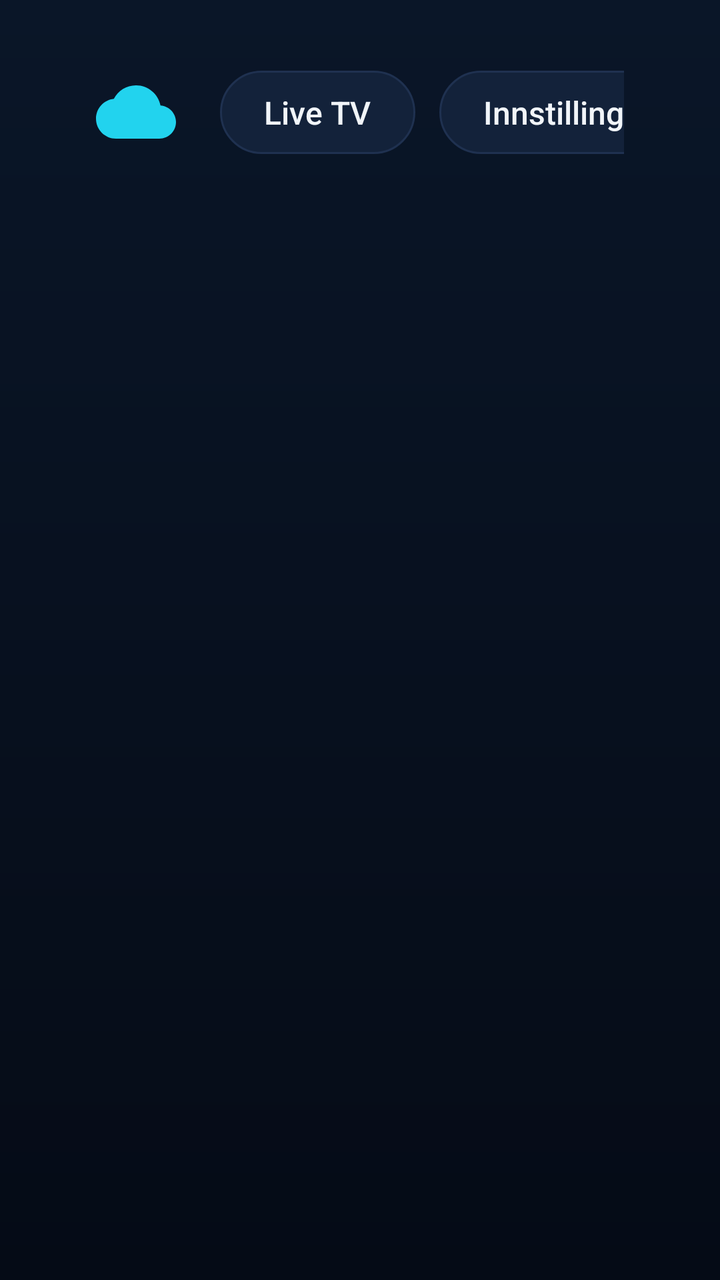
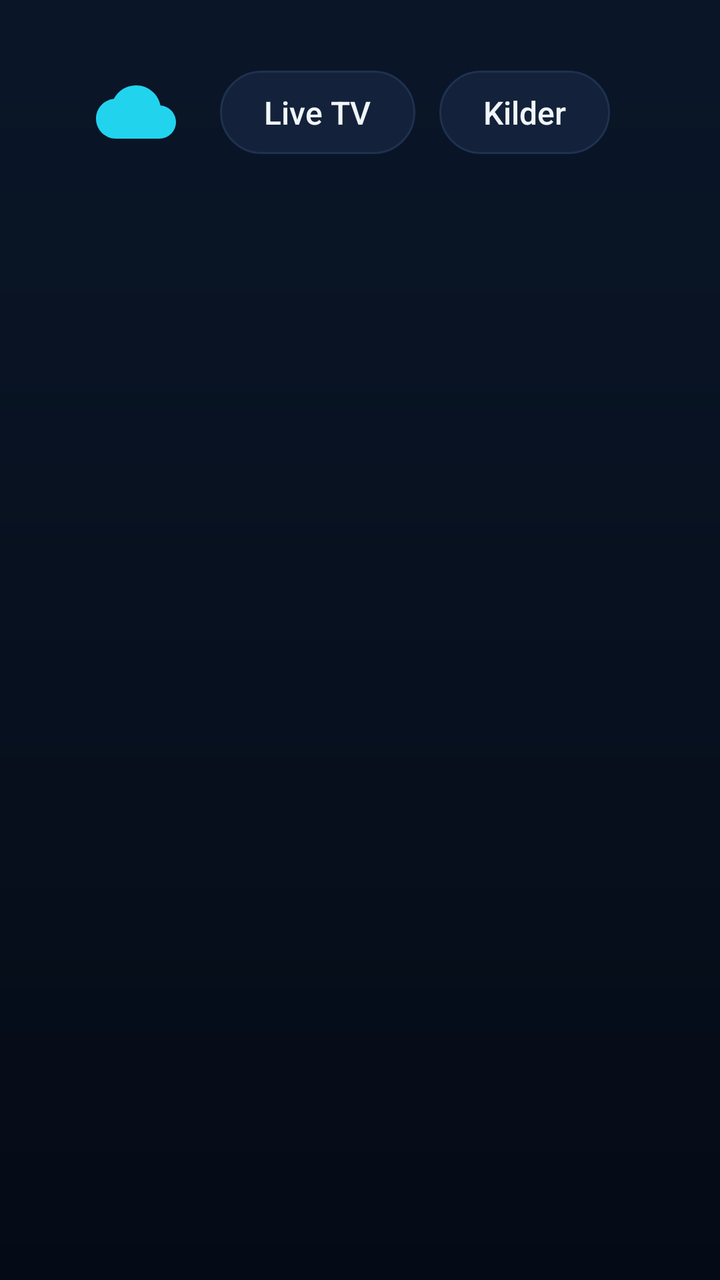

Compare the two renders of this Android layout. The source of the first and the diff that turns it into the second are given below.
<!-- AndroidManifest.xml: application theme Theme.Cloud247Launcher -->
<!-- res/layout/activity_launcher.xml -->
<?xml version="1.0" encoding="utf-8"?>
<LinearLayout xmlns:android="http://schemas.android.com/apk/res/android"
    android:layout_width="match_parent"
    android:layout_height="match_parent"
    android:clipChildren="false"
    android:clipToPadding="false"
    android:orientation="vertical">

    
    <LinearLayout
        android:id="@+id/top_bar"
        android:layout_width="match_parent"
        android:layout_height="wrap_content"
        android:gravity="center_vertical"
        android:orientation="horizontal"
        android:paddingStart="@dimen/screen_padding_h"
        android:paddingTop="@dimen/screen_padding_top"
        android:paddingEnd="@dimen/screen_padding_h"
        android:paddingBottom="8dp">

        <ImageView
            android:layout_width="40dp"
            android:layout_height="40dp"
            android:importantForAccessibility="no"
            android:src="@drawable/ic_cloud" />

        <TextView
            android:id="@+id/brand"
            android:layout_width="wrap_content"
            android:layout_height="wrap_content"
            android:layout_marginStart="10dp"
            android:fontFamily="sans-serif-medium"
            android:textColor="@color/c247_text"
            android:textSize="26sp" />

        <Space
            android:layout_width="0dp"
            android:layout_height="1dp"
            android:layout_weight="1" />

        <TextView
            android:id="@+id/btn_live_tv"
            style="@style/TopButton"
            android:text="@string/btn_live_tv" />

        <TextView
            android:id="@+id/btn_settings"
            style="@style/TopButton"
            android:text="@string/btn_settings" />

        <TextView
            android:id="@+id/btn_customize"
            style="@style/TopButton"
            android:text="@string/btn_customize" />

        <LinearLayout
            android:layout_width="wrap_content"
            android:layout_height="wrap_content"
            android:layout_marginStart="28dp"
            android:gravity="end"
            android:orientation="vertical">

            <TextClock
                android:layout_width="wrap_content"
                android:layout_height="wrap_content"
                android:fontFamily="sans-serif-light"
                android:format12Hour="h:mm"
                android:format24Hour="HH:mm"
                android:textColor="@color/c247_text"
                android:textSize="34sp" />

            <TextClock
                android:layout_width="wrap_content"
                android:layout_height="wrap_content"
                android:format12Hour="EEE d. MMM"
                android:format24Hour="EEE d. MMM"
                android:textColor="@color/c247_text_muted"
                android:textSize="14sp" />
        </LinearLayout>
    </LinearLayout>

    <androidx.recyclerview.widget.RecyclerView
        android:id="@+id/grid"
        android:layout_width="match_parent"
        android:layout_height="0dp"
        android:layout_weight="1"
        android:clipChildren="false"
        android:clipToPadding="false"
        android:descendantFocusability="afterDescendants"
        android:overScrollMode="never"
        android:paddingStart="40dp"
        android:paddingTop="8dp"
        android:paddingEnd="40dp"
        android:paddingBottom="48dp"
        android:scrollbars="none" />
</LinearLayout>
<!-- resources referenced by this layout -->
<resources>
  <color name="c247_text">#F1F5F9</color>
  <color name="c247_text_muted">#94A3B8</color>
  <dimen name="screen_padding_h">48dp</dimen>
  <dimen name="screen_padding_top">24dp</dimen>
  <!-- drawable ic_cloud (drawable) -->
  <?xml version="1.0" encoding="utf-8"?>
  <vector xmlns:android="http://schemas.android.com/apk/res/android"
      android:width="24dp"
      android:height="24dp"
      android:viewportWidth="24"
      android:viewportHeight="24">
      <path
          android:fillColor="@color/c247_accent"
          android:pathData="M19.35,10.04C18.67,6.59 15.64,4 12,4 9.11,4 6.6,5.64 5.35,8.04 2.34,8.36 0,10.91 0,14c0,3.31 2.69,6 6,6h13c2.76,0 5,-2.24 5,-5 0,-2.64 -2.05,-4.78 -4.65,-4.96z" />
  </vector>
  <string name="btn_customize">Tilpass</string>
  <string name="btn_live_tv">Live TV</string>
  <string name="btn_settings">Innstillinger</string>
  <style name="TopButton">
          <item name="android:layout_width">wrap_content</item>
          <item name="android:layout_height">wrap_content</item>
          <item name="android:layout_marginStart">12dp</item>
          <item name="android:background">@drawable/bg_button</item>
          <item name="android:focusable">true</item>
          <item name="android:clickable">true</item>
          <item name="android:paddingStart">22dp</item>
          <item name="android:paddingEnd">22dp</item>
          <item name="android:paddingTop">10dp</item>
          <item name="android:paddingBottom">10dp</item>
          <item name="android:textColor">@color/c247_text</item>
          <item name="android:textSize">16sp</item>
          <item name="android:fontFamily">sans-serif-medium</item>
      </style>
  <color name="c247_accent">#22D3EE</color>
  <!-- drawable bg_button (drawable) -->
  <?xml version="1.0" encoding="utf-8"?>
  <selector xmlns:android="http://schemas.android.com/apk/res/android">
      <item android:state_focused="true">
          <shape android:shape="rectangle">
              <solid android:color="@color/c247_primary" />
              <corners android:radius="24dp" />
          </shape>
      </item>
      <item>
          <shape android:shape="rectangle">
              <solid android:color="@color/c247_surface" />
              <corners android:radius="24dp" />
              <stroke android:width="1dp" android:color="@color/c247_divider" />
          </shape>
      </item>
  </selector>
  <!-- drawable bg_home (drawable) -->
  <?xml version="1.0" encoding="utf-8"?>
  <shape xmlns:android="http://schemas.android.com/apk/res/android" android:shape="rectangle">
      <gradient
          android:angle="270"
          android:endColor="@color/c247_bg_bottom"
          android:startColor="@color/c247_bg_top"
          android:type="linear" />
  </shape>
  <color name="c247_primary">#1E90FF</color>
  <color name="c247_bg_bottom">#050B16</color>
  <style name="Theme.Cloud247Launcher.Dialog" parent="@android:style/Theme.Material.Dialog.Alert">
          <item name="android:colorAccent">@color/c247_accent</item>
          <item name="android:colorPrimary">@color/c247_primary</item>
          <item name="android:windowBackground">@drawable/bg_dialog</item>
          <item name="android:textColorPrimary">@color/c247_text</item>
          <item name="android:textColorSecondary">@color/c247_text_muted</item>
      </style>
  <color name="c247_surface">#13223A</color>
  <color name="c247_divider">#1F3150</color>
  <color name="c247_bg_top">#0A1628</color>
  <!-- drawable bg_dialog (drawable) -->
  <?xml version="1.0" encoding="utf-8"?>
  <inset xmlns:android="http://schemas.android.com/apk/res/android" android:inset="16dp">
      <shape android:shape="rectangle">
          <solid android:color="@color/c247_surface" />
          <corners android:radius="@dimen/tile_radius" />
          <stroke android:width="1dp" android:color="@color/c247_divider" />
      </shape>
  </inset>
  <dimen name="tile_radius">10dp</dimen>
  <!-- unchanged entries left out for length: 1 -->
</resources>

<!-- the commit's change to res/layout/activity_launcher.xml (unified diff, before → after) -->
@@ -42,6 +42,11 @@
             android:id="@+id/btn_live_tv"
             style="@style/TopButton"
             android:text="@string/btn_live_tv" />
+
+        <TextView
+            android:id="@+id/btn_sources"
+            style="@style/TopButton"
+            android:text="@string/btn_sources" />
 
         <TextView
             android:id="@+id/btn_settings"
<!-- resource entries referenced after the edit -->
@@ -18,6 +18,7 @@
   <string name="btn_customize">Tilpass</string>
   <string name="btn_live_tv">Live TV</string>
   <string name="btn_settings">Innstillinger</string>
+  <string name="btn_sources">Kilder</string>
   <style name="TopButton">
           <item name="android:layout_width">wrap_content</item>
           <item name="android:layout_height">wrap_content</item>
